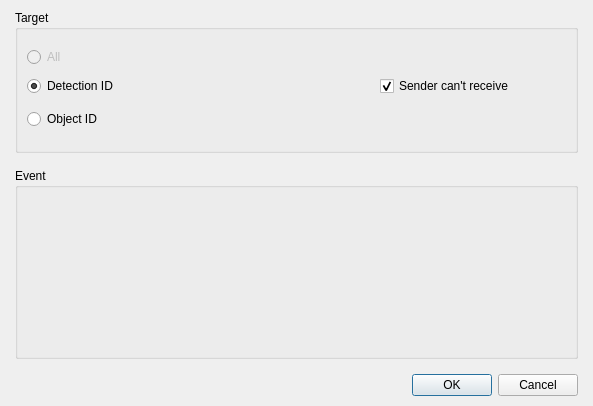
Before: the Qt Designer form Editor/Dialogs/Commands/dialogcommandsendevent.ui in RPG-Paper-Maker/RPG-Paper-Maker, drawn with Qt 5.
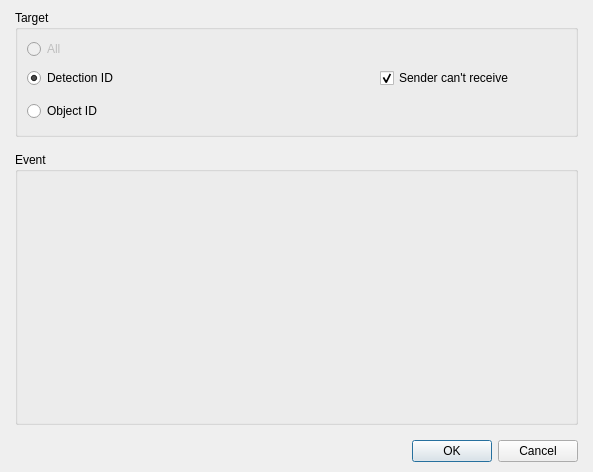
After: the same form once the commit is applied. Custom widgets are drawn as their Qt base class.

Commit message: Send event change window height

Diff of the .ui file:
```diff
--- a/Editor/Dialogs/Commands/dialogcommandsendevent.ui
+++ b/Editor/Dialogs/Commands/dialogcommandsendevent.ui
@@ -7,7 +7,7 @@
     <x>0</x>
     <y>0</y>
     <width>593</width>
-    <height>406</height>
+    <height>472</height>
    </rect>
   </property>
   <property name="windowTitle">
@@ -27,7 +27,7 @@
     <number>10</number>
    </property>
    <item row="0" column="0">
-    <layout class="QVBoxLayout" name="verticalLayout">
+    <layout class="QVBoxLayout" name="verticalLayout" stretch="0,1,0">
      <property name="spacing">
       <number>15</number>
      </property>
```
